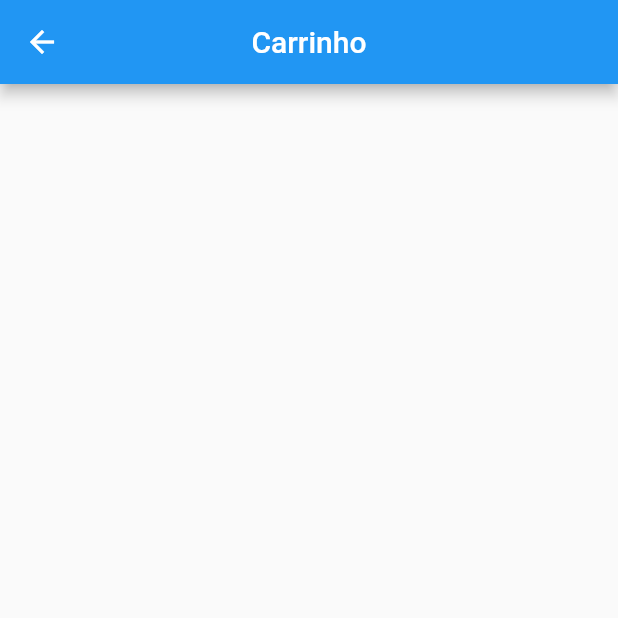
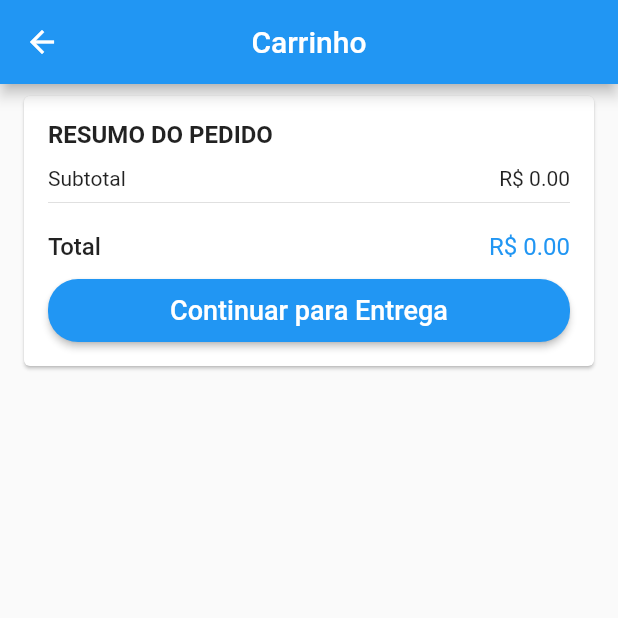
Before and after one commit to picoloto/loja_virtual, a Flutter app: the CartScreen screen opened directly, on a phone screen of 412 x 824 dp, the top half of it. Run offline on Flutter 3.47's test engine with Material 2 defaults, Android fonts, the phone set to English and light mode, and no system bars; our stand-ins replace carousel_pro, cloud_firestore, firebase_auth; accounts and stored records are empty.

Commit message:
Desenvolvimento carrinho e refatoração de códigos repetidos

```diff
--- /dev/null
+++ b/lib/common/custom_raised_button/custom_raised_button.dart
@@ -0,0 +1,24 @@
+import 'package:flutter/material.dart';
+
+class CustomRaisedButton extends StatelessWidget {
+  const CustomRaisedButton({this.child, this.onPressed});
+
+  final Widget child;
+  final VoidCallback onPressed;
+
+  @override
+  Widget build(BuildContext context) {
+    return SizedBox(
+      height: 42,
+      child: RaisedButton(
+        shape: RoundedRectangleBorder(borderRadius: BorderRadius.circular(20)),
+        color: Theme.of(context).primaryColor,
+        textColor: Colors.white,
+        disabledColor: Theme.of(context).primaryColor.withAlpha(176),
+        disabledTextColor: Colors.white,
+        onPressed: onPressed,
+        child: child,
+      ),
+    );
+  }
+}
--- /dev/null
+++ b/lib/common/custom_raised_button/custom_text_from_raised_button.dart
@@ -0,0 +1,15 @@
+import 'package:flutter/material.dart';
+
+class CustomTextFromRaisedButton extends StatelessWidget {
+  const CustomTextFromRaisedButton(this.text);
+
+  final String text;
+
+  @override
+  Widget build(BuildContext context) {
+    return Text(
+      text,
+      style: const TextStyle(fontSize: 18),
+    );
+  }
+}
--- a/lib/common/loading_for_button/loading_for_button.dart
+++ b/lib/common/loading_from_button.dart
@@ -1,6 +1,6 @@
 import 'package:flutter/material.dart';
 
-class LoadingForButton extends StatelessWidget {
+class LoadingFromButton extends StatelessWidget {
   @override
   Widget build(BuildContext context) {
     return const CircularProgressIndicator(
--- /dev/null
+++ b/lib/common/price_card.dart
@@ -0,0 +1,60 @@
+import 'package:flutter/material.dart';
+import 'package:loja_virtual/common/custom_raised_button/custom_raised_button.dart';
+import 'package:loja_virtual/common/custom_raised_button/custom_text_from_raised_button.dart';
+import 'package:loja_virtual/models/cart/cart_manager.dart';
+import 'package:provider/provider.dart';
+
+class PriceCard extends StatelessWidget {
+  const PriceCard({this.buttonText, this.onPressed});
+
+  final String buttonText;
+  final VoidCallback onPressed;
+
+  @override
+  Widget build(BuildContext context) {
+    final cartManager = context.watch<CartManager>();
+    final productsPrice = cartManager.productsPrice;
+
+    return Card(
+      margin: const EdgeInsets.symmetric(horizontal: 16, vertical: 8),
+      child: Padding(
+        padding: const EdgeInsets.all(16),
+        child: Column(
+          crossAxisAlignment: CrossAxisAlignment.stretch,
+          children: [
+            const Text('RESUMO DO PEDIDO',
+                textAlign: TextAlign.start,
+                style: TextStyle(fontWeight: FontWeight.w600, fontSize: 16)),
+            const SizedBox(height: 12),
+            Row(
+              mainAxisAlignment: MainAxisAlignment.spaceBetween,
+              children: [
+                const Text('Subtotal', style: TextStyle(fontSize: 14)),
+                Text('R\$ ${productsPrice.toStringAsFixed(2)}',
+                    style: const TextStyle(fontSize: 14)),
+              ],
+            ),
+            const Divider(),
+            const SizedBox(height: 12),
+            Row(
+              mainAxisAlignment: MainAxisAlignment.spaceBetween,
+              children: [
+                const Text('Total',
+                    style:
+                        TextStyle(fontWeight: FontWeight.w500, fontSize: 16)),
+                Text('R\$ ${productsPrice.toStringAsFixed(2)}',
+                    style: TextStyle(
+                        color: Theme.of(context).primaryColor, fontSize: 16)),
+              ],
+            ),
+            const SizedBox(height: 12),
+            CustomRaisedButton(
+              onPressed: onPressed,
+              child: CustomTextFromRaisedButton(buttonText),
+            )
+          ],
+        ),
+      ),
+    );
+  }
+}
--- a/lib/models/cart/cart_manager.dart
+++ b/lib/models/cart/cart_manager.dart
@@ -57,7 +57,7 @@ class CartManager extends ChangeNotifier {
       _updateCartProduct(item);
     }
 
-    print(productsPrice);
+    notifyListeners();
   }
 
   void _updateCartProduct(CartProduct item) {
--- a/lib/screens/cart/cart_screen.dart
+++ b/lib/screens/cart/cart_screen.dart
@@ -1,4 +1,5 @@
 import 'package:flutter/material.dart';
+import 'package:loja_virtual/common/price_card.dart';
 import 'package:loja_virtual/models/cart/cart_manager.dart';
 import 'package:provider/provider.dart';
 
@@ -14,8 +15,16 @@ class CartScreen extends StatelessWidget {
       ),
       body: Consumer<CartManager>(
         builder: (_, manager, __) {
-          return Column(
-            children: manager.items.map((e) => CartTile(e)).toList(),
+          return ListView(
+            children: [
+              Column(
+                children: manager.items.map((e) => CartTile(e)).toList(),
+              ),
+              PriceCard(
+                buttonText: 'Continuar para Entrega',
+                onPressed: !manager.isCartValid ? null : () {},
+              ),
+            ],
           );
         },
       ),
--- a/lib/screens/cart/components/cart_tile.dart
+++ b/lib/screens/cart/components/cart_tile.dart
@@ -21,7 +21,7 @@ class CartTile extends StatelessWidget {
               SizedBox(
                 height: 80,
                 width: 80,
-                child: Image.network(cartProduct.product.images.first),
+                child: Image.network(cartProduct.product.images.first, fit: BoxFit.cover),
               ),
               Expanded(
                 child: Padding(
```
Also changed, not shown: lib/models/cart/cart_product.dart (+4 -4 lines), lib/screens/login/login_screen.dart (+11 -21 lines), lib/screens/product/components/product_list_tile.dart (+5 -4 lines), lib/screens/product/product_screen.dart (+7 -24 lines), lib/screens/signup/signup_screen.dart (+10 -20 lines).
